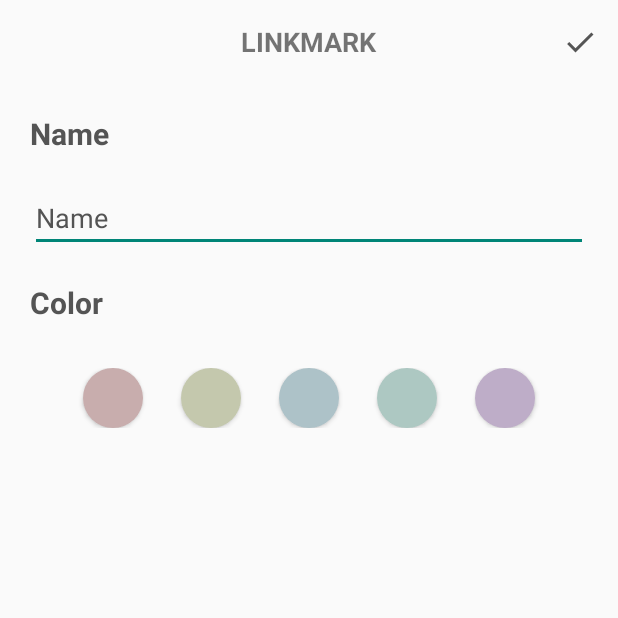
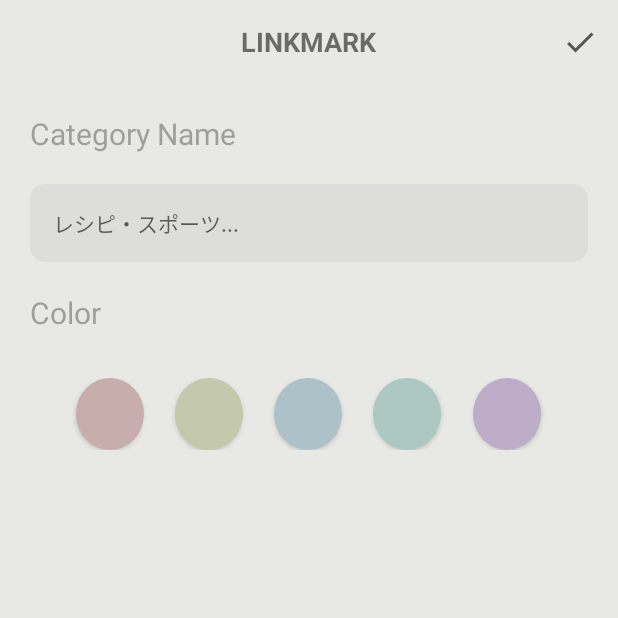
Before and after one commit to amefure/Android-LinkMark, an Android app: the fragment CategoryInputFragment shown on its own in the app's theme, on a phone screen of 412 x 824 dp, the top half of it. Run offline under Robolectric (Android 15) with nearby library versions, the phone set to English and light mode, and no system bars.

Commit message:
CategoryInput処理の実装

```diff
--- a/app/src/main/java/com/amefure/linkmark/View/Category/CategoryInputFragment.kt
+++ b/app/src/main/java/com/amefure/linkmark/View/Category/CategoryInputFragment.kt
@@ -1,19 +1,93 @@
 package com.amefure.linkmark.View.Category
 
+import android.content.Context
 import android.os.Bundle
 import androidx.fragment.app.Fragment
 import android.view.LayoutInflater
 import android.view.View
 import android.view.ViewGroup
+import android.view.inputmethod.InputMethodManager
+import android.widget.Button
+import android.widget.EditText
+import android.widget.ImageButton
+import androidx.constraintlayout.widget.ConstraintLayout
+import androidx.fragment.app.viewModels
+import com.amefure.linkmark.Model.AppThemaColor
 import com.amefure.linkmark.R
+import com.amefure.linkmark.ViewModel.CategoryViewModel
+class CategoryInputFragment : Fragment() {
 
+    private val viewModel: CategoryViewModel by viewModels()
 
-class CategoryInputFragment : Fragment() {
+    private var selectedColor: String = AppThemaColor.RED.name
+
     override fun onCreateView(
         inflater: LayoutInflater, container: ViewGroup?,
         savedInstanceState: Bundle?
     ): View? {
-        // Inflate the layout for this fragment
         return inflater.inflate(R.layout.fragment_category_input, container, false)
     }
+
+    override fun onViewCreated(view: View, savedInstanceState: Bundle?) {
+        super.onViewCreated(view, savedInstanceState)
+        // 登録ボタンのセットアップ
+        setUpRegisterButton(view)
+        // カラー選択ボタン押下時のセットアップ
+        setUpColorButton(view)
+    }
+
+
+    /**
+     * Headerにある右側のボタンに登録処理を実装
+     */
+    private fun setUpRegisterButton(view: View) {
+        val inputNameText: EditText = view.findViewById(R.id.name_edit_text)
+
+        val registerButton: ImageButton = view.findViewById<ConstraintLayout>(R.id.include_header).findViewById(R.id.right_button)
+        registerButton.setOnClickListener {
+            val name: String = inputNameText.text.toString()
+            if (!name.isEmpty()) {
+                viewModel.insertCategory(name,selectedColor)
+                closedKeyBoard()
+                parentFragmentManager.popBackStack()
+            }
+        }
+    }
+
+
+    /**
+     * カラー選択ボタン押下時の処理
+     */
+    private fun setUpColorButton(view: View) {
+        val redButton: Button = view.findViewById(R.id.select_red_button)
+        val yellowButton: Button = view.findViewById(R.id.select_yellow_button)
+        val blueButton: Button = view.findViewById(R.id.select_blue_button)
+        val greenButton: Button = view.findViewById(R.id.select_green_button)
+        val purpleButton: Button = view.findViewById(R.id.select_purple_button)
+
+        redButton.setOnClickListener {
+            selectedColor = AppThemaColor.RED.name
+        }
+        yellowButton.setOnClickListener {
+            selectedColor = AppThemaColor.YELLOW.name
+        }
+        blueButton.setOnClickListener {
+            selectedColor = AppThemaColor.BLUE.name
+        }
+        greenButton.setOnClickListener {
+            selectedColor = AppThemaColor.GREEN.name
+        }
+        purpleButton.setOnClickListener {
+            selectedColor = AppThemaColor.PURPLE.name
+        }
+    }
+
+
+    /**
+     * キーボードを閉じるメソッド
+     */
+    private fun closedKeyBoard() {
+        val imm = requireContext().getSystemService(Context.INPUT_METHOD_SERVICE) as InputMethodManager
+        imm.hideSoftInputFromWindow(view?.windowToken, 0)
+    }
 }
--- a/app/src/main/java/com/amefure/linkmark/ViewModel/CategoryViewModel.kt
+++ b/app/src/main/java/com/amefure/linkmark/ViewModel/CategoryViewModel.kt
@@ -26,8 +26,8 @@ class CategoryViewModel(app: Application) : RootViewModel(app) {
         viewModelScope.launch(Dispatchers.IO) {
             val order = _categoryList.value?.size ?: 0
             rootRepository.insertCategory(name, color, order)
+            fetchAllCategorys()
         }
-        fetchAllCategorys()
     }
 
 //    public fun updateCategory(id: Int, name:String, returnFlag: Boolean ,current: Boolean, amountSum: Long) {
--- /dev/null
+++ b/app/src/main/res/drawable/input_background.xml
@@ -0,0 +1,9 @@
+<?xml version="1.0" encoding="utf-8"?>
+<shape
+    xmlns:android="http://schemas.android.com/apk/res/android"
+    android:shape="rectangle">
+    <solid
+        android:color="@color/ex_light_gray" />
+    <corners
+        android:radius="10dp" />
+</shape>
--- a/app/src/main/res/layout/fragment_category_input.xml
+++ b/app/src/main/res/layout/fragment_category_input.xml
@@ -5,6 +5,8 @@
     android:id="@+id/frameLayout"
     android:layout_width="match_parent"
     android:layout_height="match_parent"
+    android:background="@color/ex_thema"
+    android:clickable="true"
     tools:context=".View.Category.CategoryInputFragment">
 
     <include layout="@layout/layout_header"
@@ -20,10 +22,10 @@
         android:layout_marginStart="20dp"
         android:layout_marginTop="20dp"
         android:layout_marginEnd="20dp"
-        android:text="Name"
+        android:text="Category Name"
+        android:alpha="0.5"
         android:textColor="@color/ex_text"
         android:textSize="20sp"
-        android:textStyle="bold"
         app:layout_constraintEnd_toEndOf="parent"
         app:layout_constraintStart_toStartOf="parent"
         app:layout_constraintTop_toBottomOf="@+id/include_header" />
@@ -35,10 +37,14 @@
         android:layout_marginStart="20dp"
         android:layout_marginTop="20dp"
         android:layout_marginEnd="20dp"
+        android:background="@drawable/input_background"
         android:ems="10"
+        android:hint="レシピ・スポーツ..."
         android:inputType="text"
-        android:text="Name"
+        android:padding="15dp"
+        android:text=""
         android:textColor="@color/ex_text"
+        android:textSize="14sp"
         app:layout_constraintEnd_toEndOf="parent"
         app:layout_constraintStart_toStartOf="parent"
         app:layout_constraintTop_toBottomOf="@+id/name_label" />
@@ -51,9 +57,9 @@
         android:layout_marginTop="20dp"
         android:layout_marginEnd="20dp"
         android:text="Color"
+        android:alpha="0.5"
         android:textColor="@color/ex_text"
         android:textSize="20sp"
-        android:textStyle="bold"
         app:layout_constraintEnd_toEndOf="parent"
         app:layout_constraintHorizontal_bias="0.0"
         app:layout_constraintStart_toStartOf="parent"
@@ -68,9 +74,11 @@
         android:layout_marginEnd="20dp"
         android:orientation="horizontal"
         android:padding="10dp"
+        app:layout_constraintBottom_toBottomOf="parent"
         app:layout_constraintEnd_toEndOf="parent"
         app:layout_constraintStart_toStartOf="parent"
-        app:layout_constraintTop_toBottomOf="@+id/color_label">
+        app:layout_constraintTop_toBottomOf="@+id/color_label"
+        app:layout_constraintVertical_bias="0.0">
 
         <Space
             android:layout_width="wrap_content"
@@ -80,8 +88,8 @@
 
         <Button
             android:id="@+id/select_red_button"
-            android:layout_width="40dp"
-            android:layout_height="40dp"
+            android:layout_width="45dp"
+            android:layout_height="48dp"
             android:background="@drawable/circle_red" />
 
         <Space
@@ -91,8 +99,8 @@
 
         <Button
             android:id="@+id/select_yellow_button"
-            android:layout_width="40dp"
-            android:layout_height="40dp"
+            android:layout_width="45dp"
+            android:layout_height="48dp"
             android:background="@drawable/circle_yellow" />
 
         <Space
@@ -103,8 +111,8 @@
 
         <Button
             android:id="@+id/select_blue_button"
-            android:layout_width="40dp"
-            android:layout_height="40dp"
+            android:layout_width="45dp"
+            android:layout_height="48dp"
             android:background="@drawable/circle_blue" />
 
         <Space
@@ -115,8 +123,8 @@
 
         <Button
             android:id="@+id/select_green_button"
-            android:layout_width="40dp"
-            android:layout_height="40dp"
+            android:layout_width="45dp"
+            android:layout_height="48dp"
             android:background="@drawable/circle_green" />
 
         <Space
@@ -127,8 +135,8 @@
 
         <Button
             android:id="@+id/select_purple_button"
-            android:layout_width="40dp"
-            android:layout_height="40dp"
+            android:layout_width="45dp"
+            android:layout_height="48dp"
             android:background="@drawable/circle_purple" />
 
         <Space
--- a/app/src/main/res/layout/layout_header.xml
+++ b/app/src/main/res/layout/layout_header.xml
@@ -20,6 +20,7 @@
         app:layout_constraintTop_toTopOf="parent" />
 
     <ImageButton
+        android:id="@+id/right_button"
         style="?android:attr/borderlessButtonStyle"
         android:layout_width="20dp"
         android:layout_height="20dp"
```
Also changed, not shown: app/src/main/java/com/amefure/linkmark/Model/AppThemaColor.kt (added, +9 -0 lines), app/src/main/java/com/amefure/linkmark/View/Category/CategoryAdapter.kt (+10 -0 lines), app/src/main/java/com/amefure/linkmark/View/Category/CategoryListFragment.kt (+5 -3 lines).
